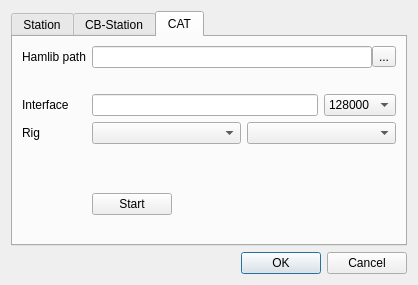
Above: DragonLog_Settings.ui from gitandy/DragonLog before the change. Below: the same form after it.
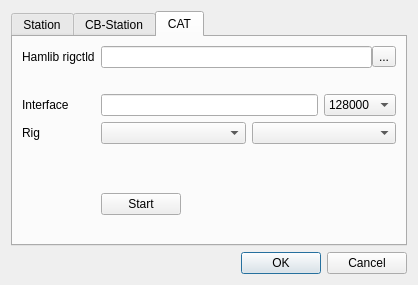
That is the form after the change. The open tabs and pages were chosen to show the change.

Commit message: Changed hamlib integration to be linux compatible

Patch:
```diff
--- a/DragonLog_Settings.ui
+++ b/DragonLog_Settings.ui
@@ -243,7 +243,7 @@
        <item row="1" column="0">
         <widget class="QLabel" name="label_2">
          <property name="text">
-          <string>Hamlib path</string>
+          <string>Hamlib rigctld</string>
          </property>
         </widget>
        </item>
```
Left out of the diff: 2 changed lines with no effect on the pictures. The commit also changes 3 other files.
